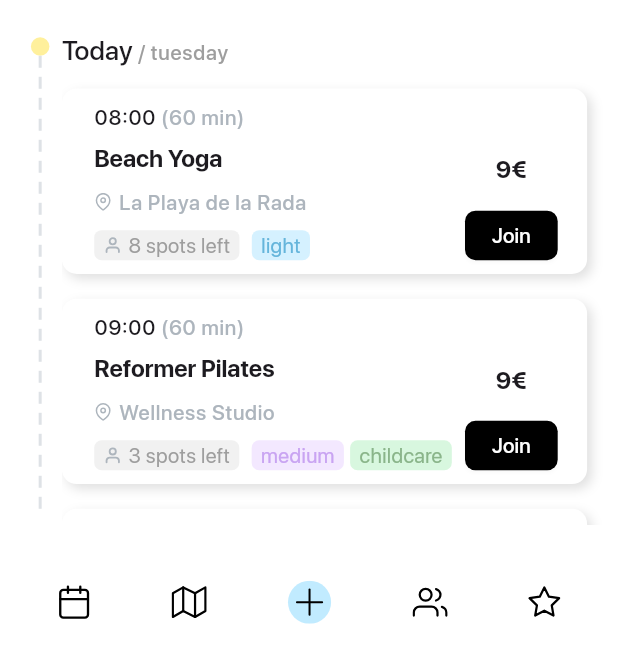
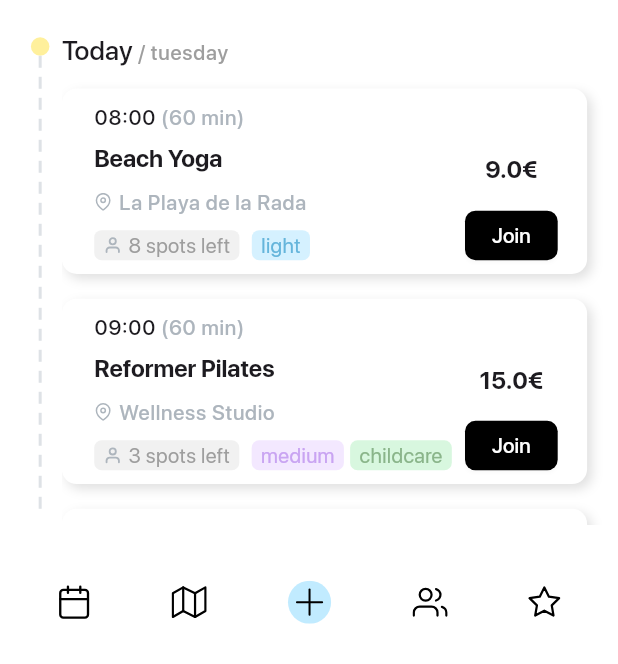
Before and after one commit to DarienRomero/SportsApp, a Flutter app: the screen it shows after launch, on a phone screen of 412 x 824 dp, the part 572-1236 px from its top. Run offline on Flutter 3.47's test engine with Material 3 defaults, Android fonts, the phone set to English and light mode, and no system bars; drawn by our look-alikes of dotted_line, percent_indicator; our stand-ins replace dartz, equatable, flutter_bloc, flutter_svg, get_it, sentry_flutter; missing offline and left inert: flutter_skeleton_ui.

Commit message:
feat: web integration

```diff
--- a/lib/features/activities/presentation/widgets/today_activities/activities_list.dart
+++ b/lib/features/activities/presentation/widgets/today_activities/activities_list.dart
@@ -1,4 +1,5 @@
 import 'package:dotted_line/dotted_line.dart';
+import 'package:flutter/foundation.dart';
 import 'package:flutter/material.dart';
 import 'package:flutter_bloc/flutter_bloc.dart';
 import 'package:flutter_skeleton_ui/flutter_skeleton_ui.dart';
@@ -47,19 +48,20 @@ class _ActivitiesListState extends State<ActivitiesList> {
   Widget build(BuildContext context) {
     return Container(
       padding: EdgeInsets.only(
-        left: mqWidth(context, 5)
+        left: mqWidth(context, kIsWeb ? 0 : 5)
       ),
       child: Row(
+        crossAxisAlignment: CrossAxisAlignment.start,
         children: [
           Container(
-            width: mqWidth(context, 5),
+            width: mqWidth(context, kIsWeb ? 3 : 5),
             child: Column(
-              crossAxisAlignment: CrossAxisAlignment.start,
+              crossAxisAlignment: kIsWeb ? CrossAxisAlignment.center : CrossAxisAlignment.start,
               children: [
-                VSpacing(0.5),
+                VSpacing(kIsWeb ? 1: 0.5),
                 Container(
-                  width: mqWidth(context, 3),
-                  height: mqWidth(context, 3),
+                  width: mqWidth(context, kIsWeb ? 1: 3),
+                  height: mqWidth(context, kIsWeb ? 1 :3),
                   decoration: BoxDecoration(
                     shape: BoxShape.circle,
                     color: Color(0xffFFF09C)
@@ -67,7 +69,7 @@ class _ActivitiesListState extends State<ActivitiesList> {
                 ),
                 Container(
                   width: mqWidth(context, 3),
-                  height: _listViewHeight != null ? _listViewHeight! - mqWidth(context, 4) : 0,
+                  height: _listViewHeight != null ? _listViewHeight! - mqWidth(context, kIsWeb ? 0 : 4) : 0,
                   child: Center(
                     child: DottedLine(
                       direction: Axis.vertical,
@@ -82,8 +84,8 @@ class _ActivitiesListState extends State<ActivitiesList> {
             ),
           ),
           Container(
-            width: mqWidth(context, 90),
-            height: mqHeigth(context, 40),
+            width: mqWidth(context, kIsWeb ? 49 : 90),
+            height: mqHeigth(context, kIsWeb ? 60 : 40),
             child: ListView(
               key: _listViewKey,
               padding: EdgeInsets.zero,
@@ -103,7 +105,7 @@ class _ActivitiesListState extends State<ActivitiesList> {
                     )
                   ]
                 )),
-                VSpacing(1.5),
+                VSpacing(kIsWeb ? 2 : 1.5),
                 BlocConsumer<ActivitiesBloc, ActivitiesState>(
                   listener: (context, activitiesState){
                     if(activitiesState.activitiesList.isNotEmpty){
@@ -116,11 +118,11 @@ class _ActivitiesListState extends State<ActivitiesList> {
                     // return ActivitiesListSkeleton();
                     return activitiesState.activitiesListLoading ?
                     LoadingView(
-                      heigth: 30,
+                      heigth: kIsWeb ? 60 : 30,
                     ) : activitiesState.activitiesListError ? const ErrorView(
-                      heigth: 30
+                      heigth: kIsWeb ? 60 :30
                     ) : activitiesState.activitiesList.isEmpty ? const EmptyView(
-                      heigth: 30
+                      heigth: kIsWeb ? 60 : 30
                     ) :  Column(
                       children: activitiesState.activitiesList.map((e) => ActivityCard(
                         activityEntity: e
--- a/lib/features/activities/presentation/widgets/today_activities/activity_card.dart
+++ b/lib/features/activities/presentation/widgets/today_activities/activity_card.dart
@@ -1,4 +1,5 @@
 import 'package:animate_do/animate_do.dart';
+import 'package:flutter/foundation.dart';
 import 'package:flutter/material.dart';
 import 'package:news_app/core/custom_icons.dart';
 import 'package:news_app/core/utils.dart';
@@ -21,11 +22,11 @@ class ActivityCard extends StatelessWidget {
     return FadeInLeft(
       duration: Duration(milliseconds: 600),
       child: Container(
-        width: mqWidth(context, 85),
-        height: mqHeigth(context, 15),
+        width: mqWidth(context, kIsWeb ? 46 : 85),
+        height: mqHeigth(context, kIsWeb ? 21 :15),
         margin: EdgeInsets.only(
           bottom: mqHeigth(context, 2),
-          right: mqWidth(context, 5)
+          right: mqWidth(context, kIsWeb ? 3 : 5)
         ),
         decoration: BoxDecoration(
           borderRadius: BorderRadius.circular(10),
@@ -44,10 +45,10 @@ class ActivityCard extends StatelessWidget {
         child: Row(
           children: [
             Container(
-              width: mqWidth(context, 65),
+              width: kIsWeb ? (mqWidth(context, 36) - 2) : mqWidth(context, 65),
               padding: EdgeInsets.only(
-                left: mqWidth(context, 5),
-                top: mqHeigth(context, 1),
+                left: mqWidth(context, kIsWeb ? 2 : 5),
+                top: mqHeigth(context, kIsWeb ? 2 : 1),
               ),
               child: Column(
                 crossAxisAlignment: CrossAxisAlignment.start,
@@ -74,7 +75,7 @@ class ActivityCard extends StatelessWidget {
                       VSpacing(1),
                       Row(
                         children: [
-                          CustomSVGIcon(path: CustomIcons.mapPinIcon, sizePer: 3),
+                          CustomSVGIcon(path: CustomIcons.mapPinIcon, sizePer: kIsWeb ? 1: 3),
                           HSpacing(1),
                           Text(activityEntity.location, style: Theme.of(context).textTheme.labelSmall?.copyWith(
                             color: Color(0xffADB5BD)
@@ -99,8 +100,9 @@ class ActivityCard extends StatelessWidget {
                           ),
                           child: Row(
                             children: [
-                              CustomSVGIcon(path: CustomIcons.userIcon, sizePer: 3),
-                              HSpacing(1),
+                              HSpacing(kIsWeb ? 0.5 : 0),
+                              CustomSVGIcon(path: CustomIcons.userIcon, sizePer: kIsWeb ? 1: 3),
+                              HSpacing(kIsWeb ? 0.5 : 1),
                               Text("${activityEntity.availableSpots} ${activityEntity.availableSpots == 1 ? 'spot' : 'spots'} left", style: TextStyle(
                                 color: Color(0xff9E9E9E)
                               ))
@@ -118,23 +120,23 @@ class ActivityCard extends StatelessWidget {
               ),
             ),
             Container(
-              width: mqWidth(context, 15),
+              width: mqWidth(context, kIsWeb ? 10 : 15),
               child: Column(
                 mainAxisAlignment: MainAxisAlignment.end,
                 children: [
-                  Text("9€", style: Theme.of(context).textTheme.displaySmall),
-                  VSpacing(2),
+                  Text("${activityEntity.price}€", style: Theme.of(context).textTheme.displaySmall),
+                  VSpacing(kIsWeb ? 3 : 2),
                   CustomButton(
                     onPressed: (){
 
                     },
                     label: "Join",
                     labelColor: Theme.of(context).indicatorColor,
-                    heigth: mqHeigth(context, 4),
-                    width: mqWidth(context, 15),
+                    heigth: mqHeigth(context, kIsWeb ? 5 : 4),
+                    width: mqWidth(context, kIsWeb ? 5 : 15),
                     color: Theme.of(context).filledButtonTheme.style?.backgroundColor?.resolve({})
                   ),
-                  VSpacing(1),
+                  VSpacing(kIsWeb ? 2 : 1),
                 ],
               ),
             )
--- a/lib/features/activities/presentation/widgets/today_activities/category_selector.dart
+++ b/lib/features/activities/presentation/widgets/today_activities/category_selector.dart
@@ -1,3 +1,4 @@
+import 'package:flutter/foundation.dart';
 import 'package:flutter/material.dart';
 import 'package:flutter_bloc/flutter_bloc.dart';
 import 'package:news_app/core/custom_icons.dart';
@@ -15,9 +16,9 @@ class CategorySelector extends StatelessWidget {
     return BlocBuilder<ActivitiesBloc, ActivitiesState>(
       builder: (context, activitiesState){
         return  Container(
-          height: mqHeigth(context, 3.5),
+          height: mqHeigth(context, kIsWeb ? 5 : 3.5),
           padding: EdgeInsets.only(
-            left: mqWidth(context, 5)
+            left: mqWidth(context, kIsWeb ? 0 : 5)
           ),
           child: ListView(
             scrollDirection: Axis.horizontal,
@@ -27,8 +28,11 @@ class CategorySelector extends StatelessWidget {
 
                 },
                 label: "",
-                child: CustomSVGIcon(path: CustomIcons.slidersIcon),
-                width: mqWidth(context, 18),
+                child: Padding(
+                  padding: const EdgeInsets.all(kIsWeb ? 7.0 : 0),
+                  child: CustomSVGIcon(path: CustomIcons.slidersIcon, sizePer: kIsWeb ? 3 : 6,),
+                ),
+                width: mqWidth(context, kIsWeb ? 5 : 18),
                 color:  Color(0xffEEE1F5),
                 elevation: 0,
               ),
@@ -41,8 +45,8 @@ class CategorySelector extends StatelessWidget {
                   ));
                 },
                 label: "All",
-                fontSize: 16,
-                width: mqWidth(context, 16),
+                fontSize: kIsWeb ? 14 : 16,
+                width: mqWidth(context, kIsWeb ? 5 : 16),
                 labelColor: Colors.black,
                 color: activitiesState.categorySelected == "All" ? Color(0xffBAA1C8) : Color(0xffEEE1F5),
                 elevation: 0,
@@ -56,8 +60,8 @@ class CategorySelector extends StatelessWidget {
                   ));
                 },
                 label: "Sports",
-                fontSize: 16,
-                width: mqWidth(context, 20),
+                fontSize: kIsWeb ? 14 : 16,
+                width: mqWidth(context, kIsWeb ? 5 : 20),
                 labelColor: Colors.black,
                 color: activitiesState.categorySelected == "Sports" ? Color(0xffBAA1C8) : Color(0xffEEE1F5),
                 elevation: 0,
@@ -71,8 +75,8 @@ class CategorySelector extends StatelessWidget {
                   ));
                 },
                 label: "Kids",
-                fontSize: 16,
-                width: mqWidth(context, 20),
+                fontSize: kIsWeb ? 14 : 16,
+                width: mqWidth(context, kIsWeb ? 5 : 20),
                 labelColor: Colors.black,
                 color: activitiesState.categorySelected == "Kids" ? Color(0xffBAA1C8) : Color(0xffEEE1F5),
                 elevation: 0,
@@ -86,8 +90,8 @@ class CategorySelector extends StatelessWidget {
                   ));
                 },
                 label: "Creative",
-                fontSize: 16,
-                width: mqWidth(context, 20),
+                fontSize: kIsWeb ? 14 : 16,
+                width: mqWidth(context, kIsWeb ? 5 : 20),
                 labelColor: Colors.black,
                 color: activitiesState.categorySelected == "Creative" ? Color(0xffBAA1C8) : Color(0xffEEE1F5),
                 elevation: 0,
--- a/lib/features/activities/presentation/widgets/today_activities/search_box.dart
+++ b/lib/features/activities/presentation/widgets/today_activities/search_box.dart
@@ -1,3 +1,4 @@
+import 'package:flutter/foundation.dart';
 import 'package:flutter/material.dart';
 import 'package:news_app/core/custom_icons.dart';
 import 'package:news_app/core/utils.dart';
@@ -12,17 +13,27 @@ class SearchBox extends StatelessWidget {
     return CustomTextField(
       hintText: "What do you feel like doing",
       label: "",
-      widthPer: 90,
-      height: 50,
+      widthPer: kIsWeb ? 49 : 90,
+      height: kIsWeb ? mqHeigth(context, 5) : 50,
+      style: kIsWeb ? TextStyle(
+        fontSize: 12
+      ) : null,
+      leftPaddingPer: kIsWeb ? 1.5 : 5,
+      hintStyle: kIsWeb ? TextStyle(
+        fontSize: 12,
+        color: Color(0xffADB5BD)
+      ) : null,
+      contentPadding: kIsWeb ? 10 : 15,
       fillColor: Colors.white,
       suffixIcon: Padding(
         padding: EdgeInsets.only(
-          top: mqWidth(context, 2),
-          bottom: mqWidth(context, 2),
-          right: mqWidth(context, 4),
+          top: kIsWeb ? 5.0 : mqWidth(context, 2),
+          bottom: kIsWeb ? 5.0 : mqWidth(context, 2),
+          right: kIsWeb? 10 : mqWidth(context, 4),
         ),
         child: CustomSVGIcon(
-          path: CustomIcons.searchIcon
+          path: CustomIcons.searchIcon,
+          sizePer: kIsWeb ? 3 : 6,
         ),
       ),
     );
```
Also changed, not shown: lib/features/activities/presentation/pages/today_activities_web.dart (+8 -8 lines), lib/features/activities/presentation/widgets/today_activities_web/activities_list_web.dart (deleted, +0 -103 lines), lib/features/activities/presentation/widgets/today_activities_web/activity_card_web.dart (deleted, +0 -118 lines), lib/features/activities/presentation/widgets/today_activities_web/category_selector_web.dart (deleted, +0 -72 lines), lib/features/activities/presentation/widgets/today_activities_web/search_box_web.dart (deleted, +0 -40 lines).
